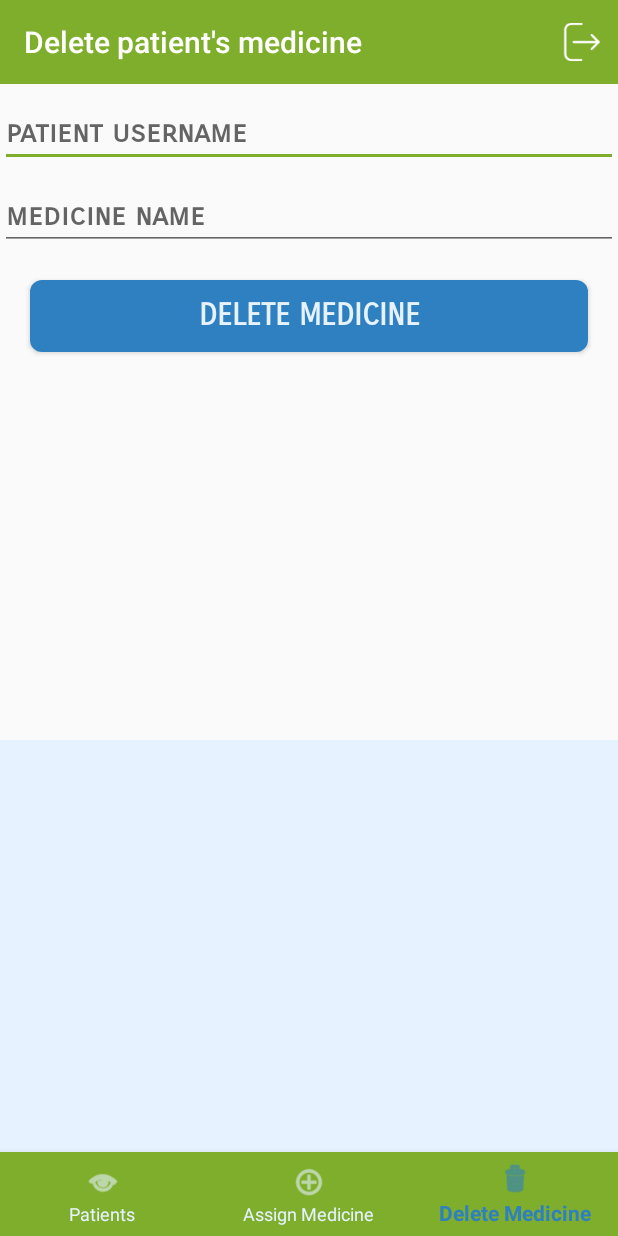
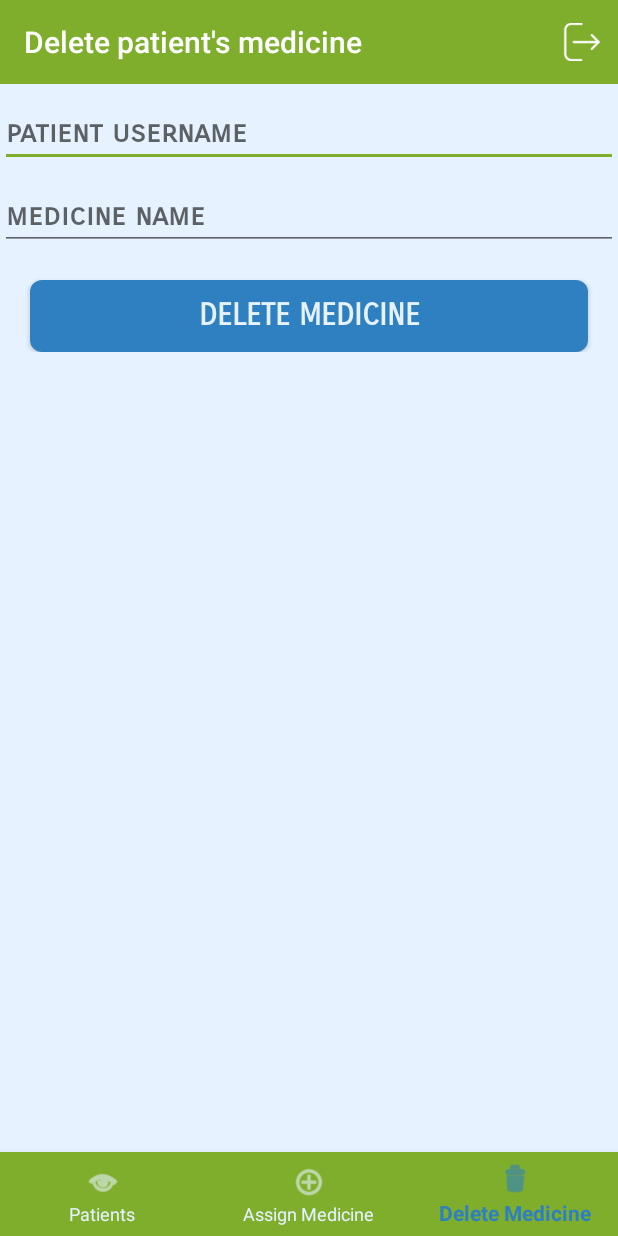
Before and after one commit to lorexsan/MyMedicine, an Android app: the DeleteMedicationActivity screen opened directly, with no data from a screen before it, on a phone screen of 412 x 824 dp. Run offline under Robolectric (Android 15) with nearby library versions, the phone set to English and light mode, and no system bars; our stand-ins replace Firebase (no records; nobody signed in at launch, a user with empty details on screens opened directly).

Commit message:
delete background

```diff
--- a/app/src/main/res/layout/activity_delete_medication.xml
+++ b/app/src/main/res/layout/activity_delete_medication.xml
@@ -23,7 +23,8 @@
 
         <LinearLayout
             android:layout_width="match_parent"
-            android:layout_height="437dp"
+            android:layout_height="wrap_content"
+            android:background="@color/colorPrimary"
             android:orientation="vertical">
 
             <EditText
```
